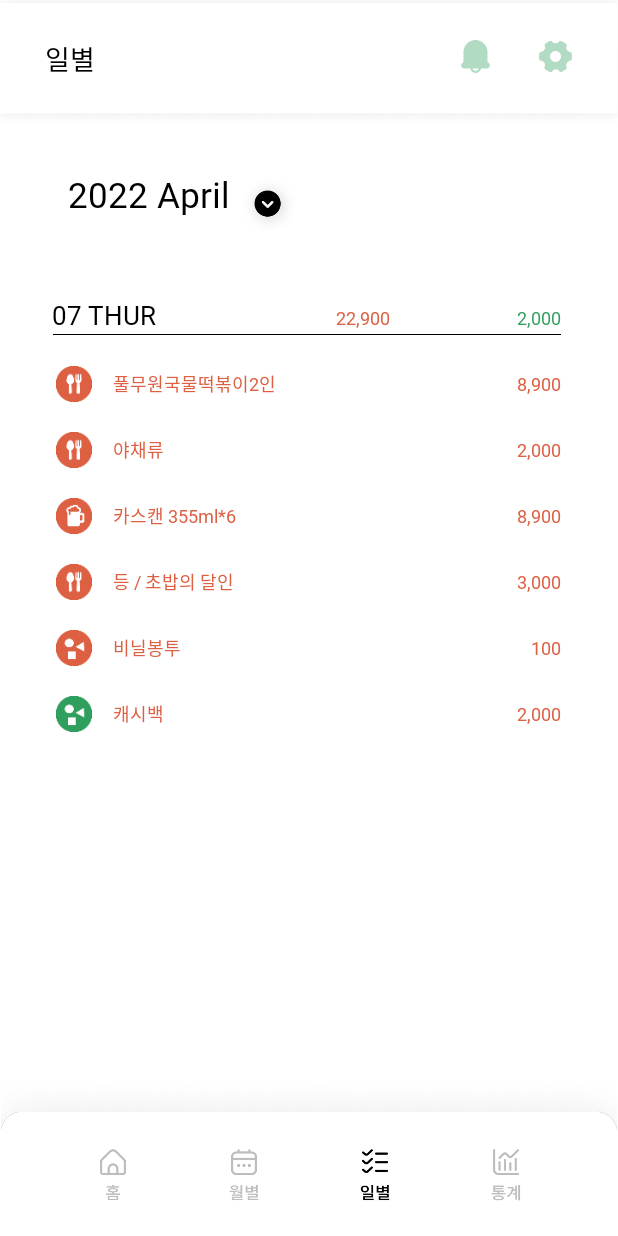
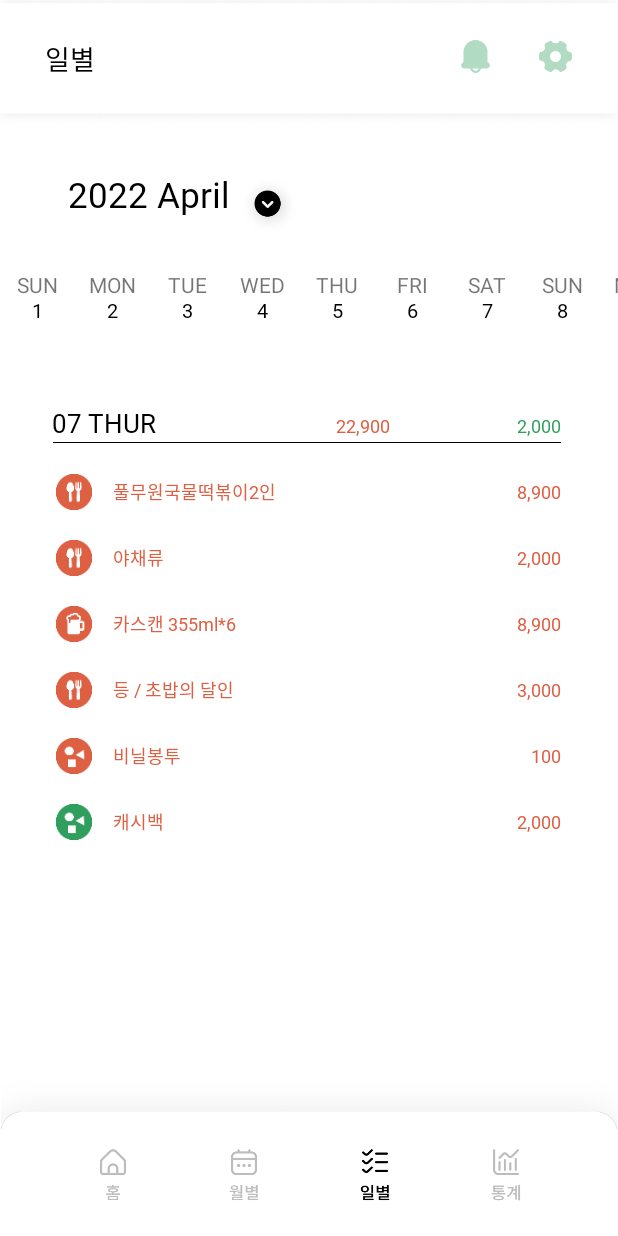
Before and after one commit to leejihyeon240/OneByOne, an Android app: the screen it shows after launch (MainActivity), item 3 of the bottom bar chosen, on a phone screen of 412 x 824 dp. Run offline under Robolectric (Android 15) with nearby library versions, the phone set to English and light mode, and no system bars; libraries missing offline, so code that uses them is left out: com.jakewharton.threetenabp.

Commit message:
hyerim : DailyFragment.kt calendar_cell2.xml CalendarAdapter2.kt Date2.kt fragment_daily.xml misc.xml ??

```diff
--- a/app/src/main/AndroidManifest.xml
+++ b/app/src/main/AndroidManifest.xml
@@ -21,9 +21,6 @@
             android:supportsRtl="true"
             android:theme="@style/Theme.OneByOne"
             android:usesCleartextTraffic="true">
-        <activity
-                android:name=".CameraShowActivity"
-                android:exported="true"/>
         <activity
                 android:name=".TempActivity"
                 android:exported="true">
--- /dev/null
+++ b/app/src/main/java/com/example/onebyone/CalendarAdapter2.kt
@@ -0,0 +1,44 @@
+package com.example.onebyone
+
+import android.graphics.drawable.Drawable
+import android.util.Log
+import android.view.LayoutInflater
+import android.view.View
+import android.view.ViewGroup
+import android.widget.AdapterView
+import android.widget.ImageView
+import android.widget.TextView
+import androidx.core.content.ContextCompat
+import androidx.recyclerview.widget.RecyclerView
+
+class CalendarAdapter2(private val dataSet: ArrayList<com.example.onebyone.Date>): RecyclerView.Adapter<CalendarAdapter2.ViewHolder>() {
+    var drawable: Drawable? = null
+    private lateinit var itemClickListener : AdapterView.OnItemClickListener
+    val calRecycleEllipse: ImageView? = null
+
+    class ViewHolder(view: View): RecyclerView.ViewHolder(view) {
+        val dateTv: TextView = view.findViewById(R.id.date_cell)
+        val dayTv: TextView = view.findViewById(R.id.day_cell)
+        val calRecycleEllipse : ImageView = view.findViewById(R.id.cal_recycle_ellipse)
+    }
+
+    override fun onCreateViewHolder(viewGroup: ViewGroup, viewType: Int): ViewHolder {
+        val view = LayoutInflater.from(viewGroup.context).inflate(R.layout.calendar_cell2, viewGroup, false)
+
+        drawable = ContextCompat.getDrawable(view.context, R.drawable.cal_ellipse)
+        return ViewHolder(view)
+    }
+
+    override fun onBindViewHolder(holder: ViewHolder, position: Int) {
+        holder.dateTv.text = dataSet[position].date
+        holder.dayTv.text = dataSet[position].day
+        Log.d("calendar!!- date",dataSet[position].date)
+        Log.d("calendar!!- day",dataSet[position].day)
+        Log.d("calendar!!- month",dataSet[position].month)
+//        if((dataSet[position].month)==(LocalDate.now().month.toString()).toString()){
+//            holder.calRecycleEllipse.visibility = View.VISIBLE
+//        } // ** 이거 디베롭해서 오늘 날짜에 초록 표시..
+    }
+
+    override fun getItemCount() = dataSet.size
+}
--- a/app/src/main/java/com/example/onebyone/DailyFragment.kt
+++ b/app/src/main/java/com/example/onebyone/DailyFragment.kt
@@ -1,13 +1,24 @@
 package com.example.onebyone
 
+import android.os.Build
 import android.os.Bundle
-import androidx.fragment.app.Fragment
+import android.util.Log
 import android.view.LayoutInflater
 import android.view.View
 import android.view.ViewGroup
+import androidx.annotation.RequiresApi
+import androidx.fragment.app.Fragment
 import androidx.recyclerview.widget.LinearLayoutManager
 import androidx.recyclerview.widget.RecyclerView
-import kotlinx.android.synthetic.main.fragment_daily.*
+import com.jakewharton.threetenabp.AndroidThreeTen
+import java.time.DayOfWeek
+import java.time.LocalDate
+import java.time.format.DateTimeFormatter
+import java.time.format.TextStyle
+import java.time.temporal.TemporalAdjusters
+import java.util.*
+import org.threeten.bp.temporal.ChronoUnit;
+
 
 // TODO: Rename parameter arguments, choose names that match
 // the fragment initialization parameters, e.g. ARG_ITEM_NUMBER
@@ -25,6 +36,13 @@ class DailyFragment : Fragment() {
     private var param2: String? = null
 
     lateinit var recyclerView1 : RecyclerView
+
+
+    val itemList = arrayListOf<Date>()
+    val listAdapter = CalendarAdapter2(itemList)
+    lateinit var calendarList: RecyclerView
+    lateinit var mLayoutManager: LinearLayoutManager
+
     var list = arrayListOf<DailyItem>(
         DailyItem(R.drawable.daily_label_food, "풀무원국물떡볶이2인", "8,900"),
         DailyItem(R.drawable.daily_label_food, "야채류", "2,000"),
@@ -54,7 +72,48 @@ class DailyFragment : Fragment() {
         recyclerView1.layoutManager = LinearLayoutManager(requireContext())
         recyclerView1.adapter = DailyRecyclerAdapter(requireContext(),list)
 
+
+        // horizontal calendar
+        calendarList = rootView.findViewById(R.id.daily_calendar_list)
+        mLayoutManager = LinearLayoutManager(rootView.context)
+        mLayoutManager.orientation = LinearLayoutManager.HORIZONTAL // 가로스크롤
+        calendarList.layoutManager = mLayoutManager
+
+        var cal_view_date = LocalDate.now()
+        setListView(cal_view_date) //***
+
         return rootView
+    }
+
+    // list(날짜, 요일)를 만들고, adapter를 등록하는 메소드
+    @RequiresApi(Build.VERSION_CODES.O)
+    private fun setListView(date : LocalDate) {
+
+        // 현재 달의 마지막 날짜
+//        val lastDayOfMonth = LocalDate.now().with(TemporalAdjusters.lastDayOfMonth())
+//        lastDayOfMonth.format(DateTimeFormatter.ofPattern("dd"))
+        itemList.clear()
+
+        val lastDayOfMonth = date.with(TemporalAdjusters.lastDayOfMonth()).format(DateTimeFormatter.ofPattern("dd")).toInt()
+//        val calendar = Calendar.getInstance()
+//        val date: Date = valueOf(date)
+//        val dayOfWeek: Int = date.get(Calendar.DAY_OF_WEEK) - 1
+
+
+        Log.d("cal clickddddddddddd",date.dayOfWeek.toString())
+        var emptyNum : Int = 0
+
+
+
+        for(i: Int in 1..lastDayOfMonth) {
+            val date = LocalDate.of(date.year, date.month, i)
+            val dayOfWeek: DayOfWeek = date.dayOfWeek
+            dayOfWeek.getDisplayName(TextStyle.SHORT, Locale.US)
+
+            itemList.add(Date(dayOfWeek.toString().substring(0, 3), i.toString(),date.month.toString(), date.year.toString()))
+        }
+
+        calendarList.adapter = listAdapter
     }
 
     companion object {
--- /dev/null
+++ b/app/src/main/java/com/example/onebyone/Date2.kt
@@ -0,0 +1,6 @@
+package com.example.onebyone
+
+class Date2(day: String, date: String, month:String, year:String){
+    var day: String = day // 요일
+    var date: String = date // 날짜
+}
--- /dev/null
+++ b/app/src/main/res/layout/calendar_cell2.xml
@@ -0,0 +1,41 @@
+<?xml version="1.0" encoding="utf-8"?>
+<LinearLayout xmlns:android="http://schemas.android.com/apk/res/android"
+              android:layout_width="50dp"
+              android:layout_height="62dp"
+              android:gravity="center"
+              android:orientation="vertical">
+
+    <TextView
+            android:id="@+id/day_cell"
+            android:layout_width="wrap_content"
+            android:layout_height="wrap_content"
+            android:text="MON" />
+
+    <RelativeLayout android:layout_width="wrap_content"
+                    android:layout_height="wrap_content">
+
+        <ImageView android:layout_width="19dp"
+                   android:layout_height="19dp"
+                   android:visibility="invisible"
+                   android:id="@+id/cal_recycle_ellipse"
+                   android:layout_centerInParent="true"
+                   android:src="@drawable/cal_ellipse"
+        />
+
+        <TextView
+                android:id="@+id/date_cell"
+                android:layout_width="44dp"
+                android:layout_height="wrap_content"
+                android:fontFamily="@font/notocjk_medium"
+                android:includeFontPadding="false"
+                android:textColor="@color/black"
+                android:textSize="13dp"
+                android:gravity="center"
+                android:text="13" />
+
+
+
+    </RelativeLayout>
+
+
+</LinearLayout>
--- a/app/src/main/res/layout/fragment_daily.xml
+++ b/app/src/main/res/layout/fragment_daily.xml
@@ -36,11 +36,23 @@
                     android:layout_marginLeft="4.57dp"
                     android:src="@drawable/daliy_belowbutton"/>
         </LinearLayout>
+
+        <androidx.recyclerview.widget.RecyclerView
+                android:layout_width="match_parent"
+                android:layout_height="wrap_content"
+                android:layout_marginTop="10dp"
+                android:screenReaderFocusable="false"
+                app:layout_constraintTop_toBottomOf="@id/cal_daybar"
+                android:id="@+id/daily_calendar_list"
+                app:layoutManager="androidx.recyclerview.widget.GridLayoutManager"
+                tools:listitem="@android:layout/test_list_item"/>
+
         <LinearLayout
                 android:layout_width="wrap_content"
                 android:layout_height="wrap_content"
                 android:orientation="horizontal"
                 android:layout_marginBottom="1dp">
+
             <TextView android:id="@+id/dateTv"
                       android:layout_height="wrap_content"
                       android:layout_width="wrap_content"
```
